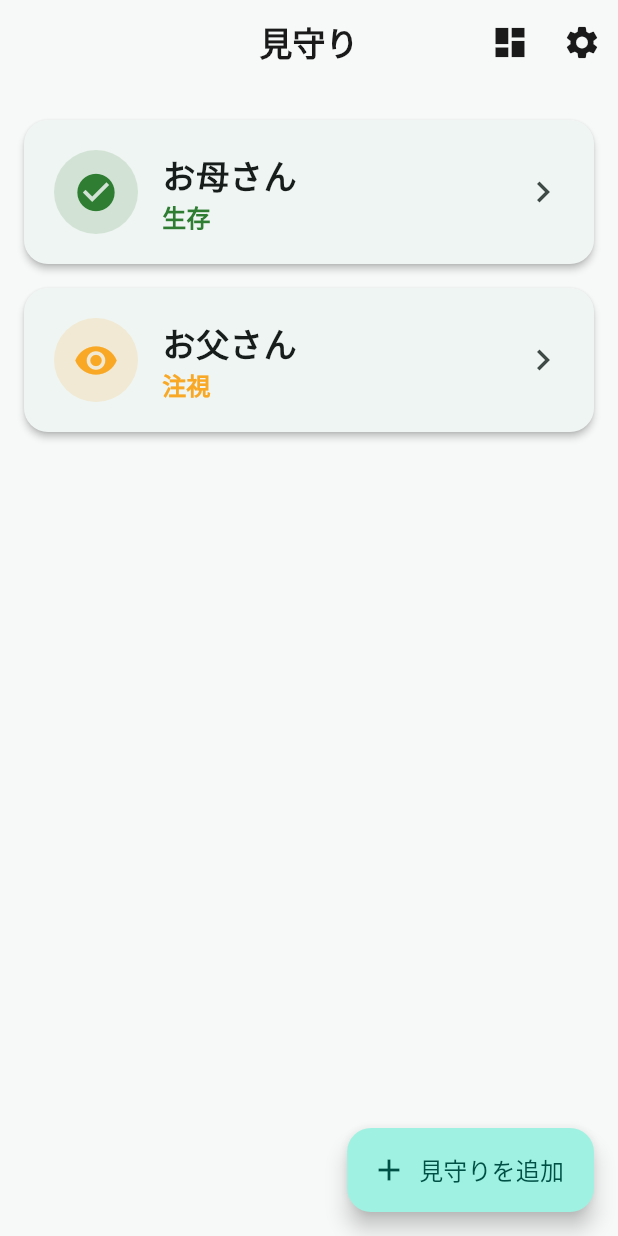
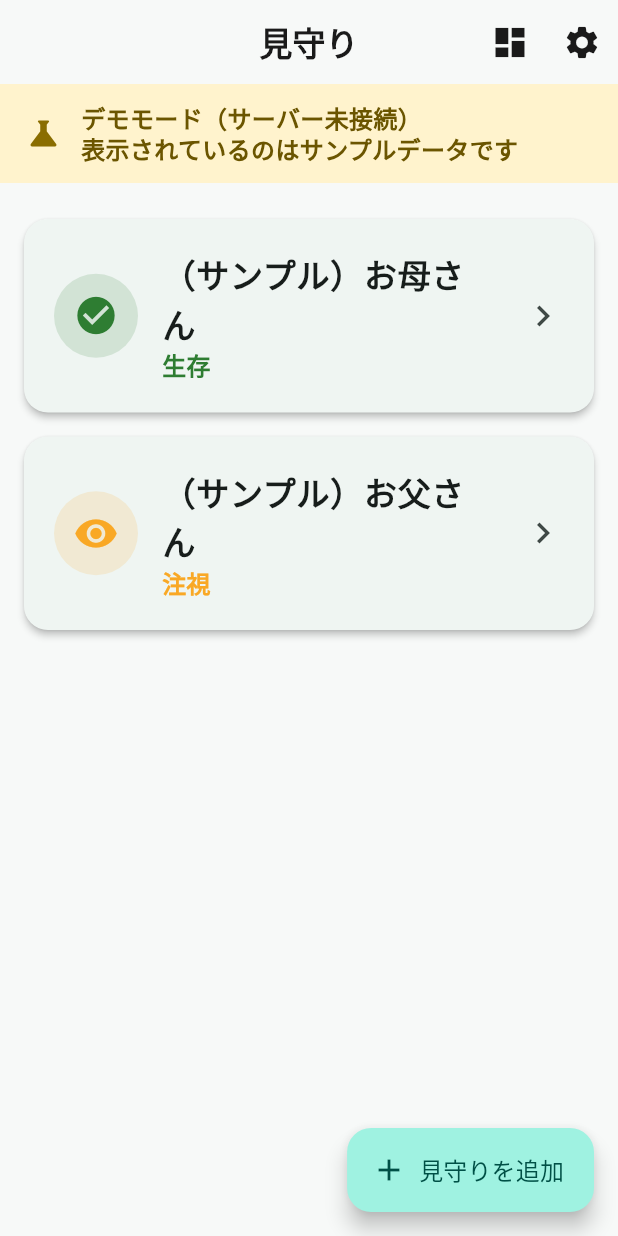
Before and after one commit to murata1215/mimamori-flutter, a Flutter app: the WatcherHomeScreen screen opened directly, on a phone screen of 412 x 824 dp. Run offline on Flutter 3.47's test engine with Material 3 defaults, Android fonts, the phone set to English and light mode, and no system bars; our stand-ins replace battery_plus, dio, firebase_core, firebase_messaging, flutter_local_notifications, flutter_riverpod and 5 more; missing offline and left inert: mobile_scanner, workmanager; accounts and stored records are empty.

Commit message:
feat(watcher): モックのデモデータを UI 上で明示
ウォッチャー一覧にデモバナーを常設表示し、サンプルデータとの混同を防ぐ。
- 一覧上部に「デモモード（サーバー未接続）」バナー（isMockActive 時）
- シード名を「（サンプル）お母さん/お父さん」に変更
- モック判定を AppConfig.isMockActive に一元化
- USE_MOCK デフォルトを false に（API_BASE_URL 指定だけで実サーバー接続可）

Co-Authored-By: Claude Opus 4.6 <noreply@anthropic.com>

```diff
--- a/lib/core/api/mock_api_client.dart
+++ b/lib/core/api/mock_api_client.dart
@@ -19,9 +19,9 @@ class MockApiClient implements ApiClient {
   String? _lastPairCode;
 
   MockApiClient() {
-    // デモ用に見守り対象を2名投入
-    _seed('c-1', 'お母さん', ClientStatus.alive);
-    _seed('c-2', 'お父さん', ClientStatus.watch);
+    // デモ用に見守り対象を2名投入（モックモードでのみ表示されるサンプル）
+    _seed('c-1', '（サンプル）お母さん', ClientStatus.alive);
+    _seed('c-2', '（サンプル）お父さん', ClientStatus.watch);
   }
 
   void _seed(String id, String name, ClientStatus status) {
--- a/lib/core/config.dart
+++ b/lib/core/config.dart
@@ -8,10 +8,16 @@ class AppConfig {
 
   /// モックモード。サーバー未接続でも全画面を動作確認できる。
   /// 例: flutter run --dart-define=USE_MOCK=true
+  ///
+  /// デフォルトは false。API_BASE_URL 未指定時は下の isMockActive が
+  /// 自動的にモックへフォールバックするため、URL を指定するだけで実サーバー接続になる。
   static const bool useMock = bool.fromEnvironment(
     'USE_MOCK',
-    defaultValue: true,
+    defaultValue: false,
   );
+
+  /// モックモードが有効か（明示指定 or サーバーURL未設定）。
+  static bool get isMockActive => useMock || apiBaseUrl.isEmpty;
 
   /// 同意文言のバージョン（サーバーへ consent_version として記録）。
   static const String consentVersion = 'v1.0';
--- a/lib/core/providers.dart
+++ b/lib/core/providers.dart
@@ -13,7 +13,7 @@ final prefsProvider = Provider<Prefs>((ref) {
 
 /// API クライアント。モードに応じて Mock / HTTP を切り替える。
 final apiClientProvider = Provider<ApiClient>((ref) {
-  if (AppConfig.useMock || AppConfig.apiBaseUrl.isEmpty) {
+  if (AppConfig.isMockActive) {
     return MockApiClient();
   }
   return HttpApiClient(AppConfig.apiBaseUrl);
--- a/lib/watcher/home/watcher_home_screen.dart
+++ b/lib/watcher/home/watcher_home_screen.dart
@@ -1,6 +1,7 @@
 import 'package:flutter/material.dart';
 import 'package:flutter_riverpod/flutter_riverpod.dart';
 
+import '../../core/config.dart';
 import '../../core/models/client_status.dart';
 import '../../core/models/watched_client.dart';
 import '../../settings/settings_screen.dart';
@@ -41,8 +42,13 @@ class WatcherHomeScreen extends ConsumerWidget {
         ],
       ),
       body: SafeArea(
+        child: Column(
+          children: [
+            if (AppConfig.isMockActive) const _DemoBanner(),
+            Expanded(
               child: clientsAsync.when(
-          loading: () => const Center(child: CircularProgressIndicator()),
+                loading: () =>
+                    const Center(child: CircularProgressIndicator()),
                 error: (e, _) => Center(
                   child: Padding(
                     padding: const EdgeInsets.all(24),
@@ -56,7 +62,8 @@ class WatcherHomeScreen extends ConsumerWidget {
                     return _empty(context);
                   }
                   return RefreshIndicator(
-              onRefresh: () async => ref.invalidate(watchedClientsProvider),
+                    onRefresh: () async =>
+                        ref.invalidate(watchedClientsProvider),
                     child: ListView.builder(
                       padding: const EdgeInsets.all(16),
                       itemCount: clients.length,
@@ -64,6 +71,9 @@ class WatcherHomeScreen extends ConsumerWidget {
                     ),
                   );
                 },
+              ),
+            ),
+          ],
         ),
       ),
       floatingActionButton: FloatingActionButton.extended(
@@ -140,6 +150,37 @@ class _ClientCard extends StatelessWidget {
   }
 }
 
+/// モックモード時に一覧上部へ常設表示するデモ案内バナー。
+class _DemoBanner extends StatelessWidget {
+  const _DemoBanner();
+
+  @override
+  Widget build(BuildContext context) {
+    return Container(
+      width: double.infinity,
+      color: const Color(0xFFFFF3CD), // amber系
+      padding: const EdgeInsets.symmetric(horizontal: 16, vertical: 12),
+      child: Row(
+        children: const [
+          Icon(Icons.science, color: Color(0xFF8A6D00), size: 26),
+          SizedBox(width: 12),
+          Expanded(
+            child: Text(
+              'デモモード（サーバー未接続）\n表示されているのはサンプルデータです',
+              style: TextStyle(
+                fontSize: 16,
+                height: 1.3,
+                color: Color(0xFF6B5500),
+                fontWeight: FontWeight.w600,
+              ),
+            ),
+          ),
+        ],
+      ),
+    );
+  }
+}
+
 class _Badge extends StatelessWidget {
   const _Badge({required this.status});
   final ClientStatus status;
```
Lines whose indentation alone changed are shown as unchanged.
